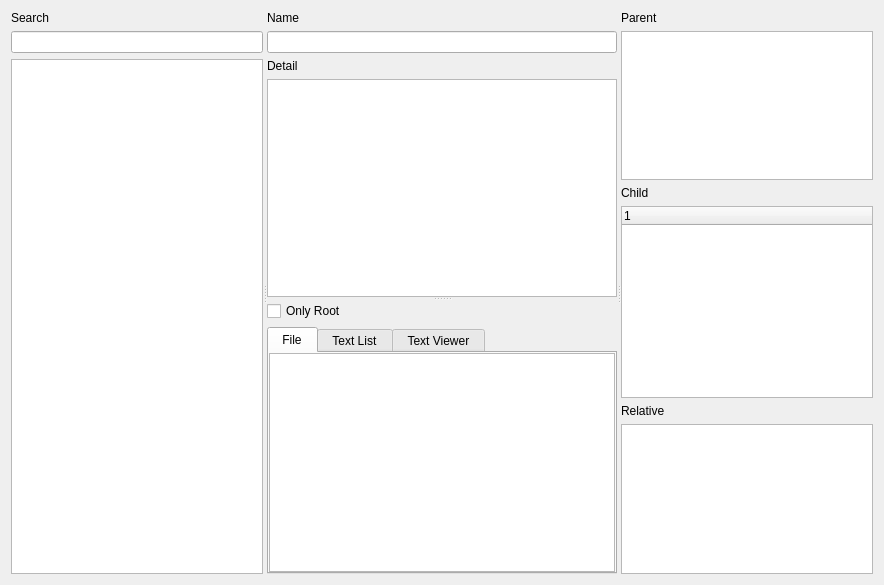
This is module/Ui_Concept.ui in Holence/DongliTeahouseStudio2 as Qt 5 draws it before an edit. The edited form follows.
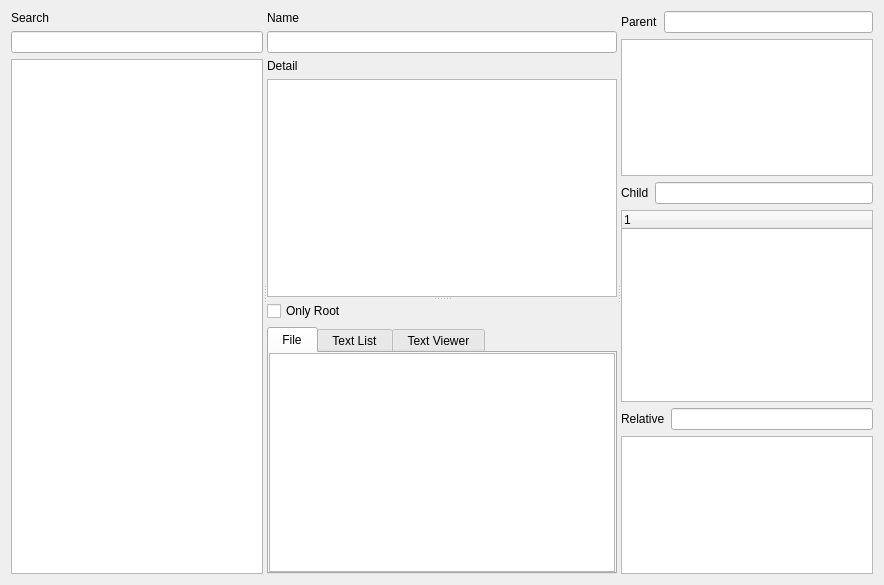
This is the edited form. Icons and pictures are not drawn. Custom widgets are drawn as their Qt base class.

Patch:
```diff
--- a/module/Ui_Concept.ui
+++ b/module/Ui_Concept.ui
@@ -211,13 +211,26 @@
      <widget class="QWidget" name="layoutWidget">
       <layout class="QVBoxLayout" name="verticalLayout_PCR">
        <item>
+        <layout class="QHBoxLayout" name="horizontalLayout_parent">
+         <item>
         <widget class="QLabel" name="label_parent">
+           <property name="sizePolicy">
+            <sizepolicy hsizetype="Maximum" vsizetype="Preferred">
+             <horstretch>0</horstretch>
+             <verstretch>0</verstretch>
+            </sizepolicy>
+           </property>
          <property name="text">
           <string>Parent</string>
          </property>
         </widget>
        </item>
        <item>
+          <widget class="ConceptSearch" name="lineEdit_parent"/>
+         </item>
+        </layout>
+       </item>
+       <item>
         <widget class="ConceptTable" name="parentTable">
          <property name="sizePolicy">
           <sizepolicy hsizetype="Expanding" vsizetype="Maximum">
@@ -234,13 +247,26 @@
         </widget>
        </item>
        <item>
+        <layout class="QHBoxLayout" name="horizontalLayout_child">
+         <item>
         <widget class="QLabel" name="label_child">
+           <property name="sizePolicy">
+            <sizepolicy hsizetype="Maximum" vsizetype="Preferred">
+             <horstretch>0</horstretch>
+             <verstretch>0</verstretch>
+            </sizepolicy>
+           </property>
          <property name="text">
           <string>Child</string>
          </property>
         </widget>
        </item>
        <item>
+          <widget class="ConceptSearch" name="lineEdit_child"/>
+         </item>
+        </layout>
+       </item>
+       <item>
         <widget class="ConceptTree" name="childTree">
          <property name="sizePolicy">
           <sizepolicy hsizetype="Expanding" vsizetype="MinimumExpanding">
@@ -257,13 +283,26 @@
         </widget>
        </item>
        <item>
+        <layout class="QHBoxLayout" name="horizontalLayout_5">
+         <item>
         <widget class="QLabel" name="label_relative">
+           <property name="sizePolicy">
+            <sizepolicy hsizetype="Maximum" vsizetype="Preferred">
+             <horstretch>0</horstretch>
+             <verstretch>0</verstretch>
+            </sizepolicy>
+           </property>
          <property name="text">
           <string>Relative</string>
          </property>
         </widget>
        </item>
        <item>
+          <widget class="ConceptSearch" name="lineEdit_relative"/>
+         </item>
+        </layout>
+       </item>
+       <item>
         <widget class="ConceptTable" name="relativeTable">
          <property name="sizePolicy">
           <sizepolicy hsizetype="Expanding" vsizetype="Maximum">
@@ -338,6 +377,11 @@
    <extends>QTreeWidget</extends>
    <header>widget</header>
   </customwidget>
+  <customwidget>
+   <class>ConceptSearch</class>
+   <extends>QLineEdit</extends>
+   <header>widget</header>
+  </customwidget>
  </customwidgets>
  <resources>
   <include location="../../Program/Python/Lib/site-packages/DTPySide/DT.qrc"/>
```
Lines whose indentation alone changed are shown as unchanged.
